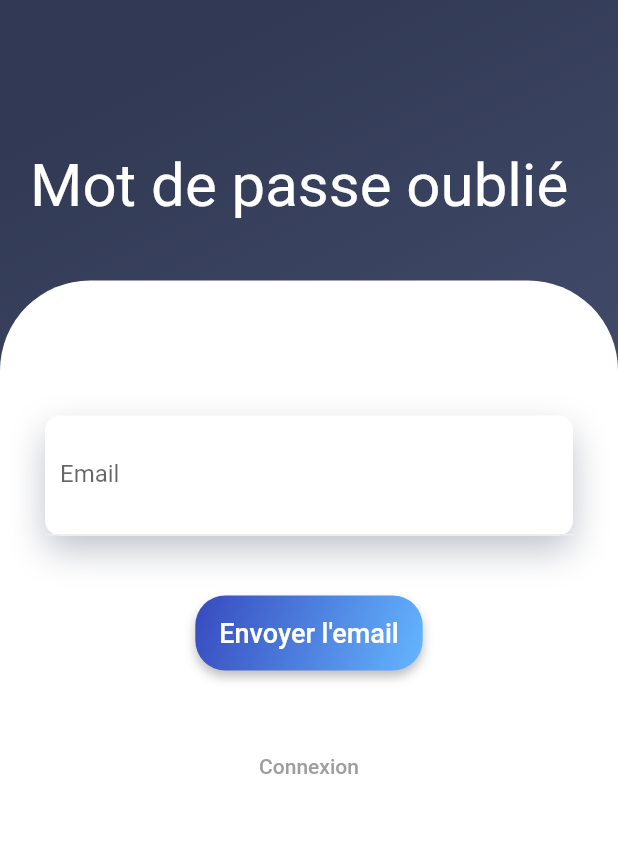
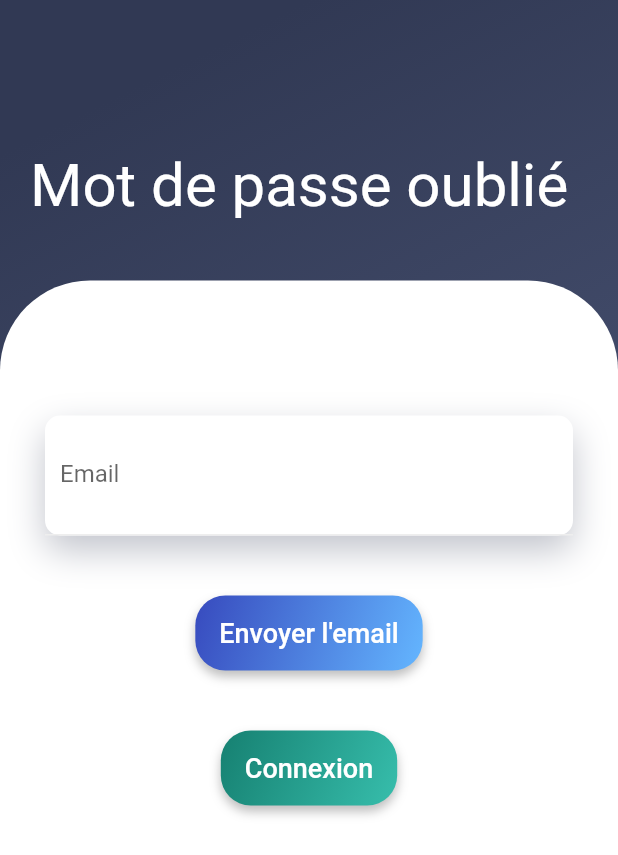
Before and after one commit to unKiwi/blobrain, a Flutter app: the ForgotPassword screen opened directly, on a phone screen of 412 x 824 dp. Shown: the top 855 px of the screen. Run offline on Flutter 3.47's test engine with Material 2 defaults, Android fonts, the phone set to English and light mode, and no system bars; our stand-ins replace audioplayers, flutter_svg, shared_preferences, syncfusion_flutter_gauges; missing offline and left inert: dart:html; accounts and stored records are empty; network calls fail.

Commit message:
new victory song

```diff
--- a/lib/components/admin/create_invite.dart
+++ b/lib/components/admin/create_invite.dart
@@ -148,7 +148,7 @@ class _CreateInviteState extends State<CreateInvite> {
                 controller: nbUserController,
                 decoration: InputDecoration(
                   border: OutlineInputBorder(),
-                  labelText: 'Nombre d\'utilisateur',
+                  labelText: 'Nombre d\'utilisateurs',
                 ),
               ),
             ),
--- a/lib/components/admin/ls_user.dart
+++ b/lib/components/admin/ls_user.dart
@@ -2,7 +2,6 @@ import 'dart:convert';
 
 import 'package:adn2/data/data.dart';
 import 'package:adn2/data/http.dart';
-import 'package:flutter/cupertino.dart';
 import 'package:flutter/material.dart';
 
 class LsUser extends StatefulWidget {
@@ -37,6 +36,8 @@ class _LsUserState extends State<LsUser> {
       _users.add(DataRow(cells: [
         DataCell(Text(user["prenom"] ?? ""),),
         DataCell(Text(user["email"] ?? ""),),
+        DataCell(Text(user["nbGameByDay"].toString() ?? ""),),
+        DataCell(Text('${((user["avgTimeByGrid"]) ~/ 60).toString().padLeft(2, '0')}:${((user["avgTimeByGrid"]) % 60).toString().padLeft(2, '0')}' ?? ""),),
         DataCell(Center(
           child: IconButton(
             onPressed: () {
@@ -55,6 +56,8 @@ class _LsUserState extends State<LsUser> {
             columns: [
               DataColumn(label: Text("Nom")),
               DataColumn(label: Text("Mail")),
+              DataColumn(label: Text("Partie")),
+              DataColumn(label: Text("Temps")),
               DataColumn(label: Text("Supprimer")),
             ],
             rows: _users,
--- a/lib/components/game/grid.dart
+++ b/lib/components/game/grid.dart
@@ -108,7 +108,7 @@ class _Case extends State<Case> {
             return AlertDialog(
               backgroundColor: Style.bgPopup,
               content: Text(
-                "Cette grille n'est plus d'actualité, vous l'avez déjà terminé",
+                "Vous avez déjà fini cette grille",
                 textScaleFactor: 2,
                 style: TextStyle(
                   color: Color.fromARGB(255, 87, 168, 91),
--- a/lib/components/settings.dart
+++ b/lib/components/settings.dart
@@ -90,6 +90,7 @@ class Settings extends StatelessWidget {
                     children: [
                       ElevatedButton(
                         onPressed: () {
+                          Navigator.of(context).pop();
                           Navigator.of(context).pushReplacement(routeTo(Game()));
                         },
                         child: Text("Jouer"),
@@ -97,6 +98,7 @@ class Settings extends StatelessWidget {
                       SizedBox(height: 40,),
                       ElevatedButton(
                         onPressed: () {
+                          Navigator.of(context).pop();
                           Navigator.of(context).pushReplacement(routeTo(Admin()));
                         },
                         child: Text("Mon espace"),
--- a/lib/data/conf.dart
+++ b/lib/data/conf.dart
@@ -1,4 +1,4 @@
 class Conf {
-  static get uri => "https://blobrain.com/api/";
-  static get url => "https://blobrain.com/";
+  static get uri => "https://dev.blobrain.com/api/";
+  static get url => "https://dev.blobrain.com/";
 }
--- a/lib/data/style.dart
+++ b/lib/data/style.dart
@@ -70,3 +70,62 @@ class BtnPrimary extends StatelessWidget {
     );
   }
 }
+
+class BtnSecondary extends StatelessWidget {
+  String text;
+  var onPressed;
+
+  BtnSecondary({Key? key, required this.text, required this.onPressed}) : super(key: key);
+
+  @override
+  Widget build(BuildContext context) {
+    return Container(
+      decoration: BoxDecoration(
+        boxShadow: [
+          BoxShadow(
+              color: Colors.black26, offset: Offset(0, 4), blurRadius: 5.0)
+        ],
+        gradient: LinearGradient(
+          begin: Alignment.topLeft,
+          end: Alignment.bottomRight,
+          stops: [0.0, 1.0],
+          colors: [
+            Color.fromARGB(255, 22, 128, 113), Color.fromARGB(255, 55, 190, 172)
+          ],
+        ),
+        color: Colors.deepPurple.shade300,
+        borderRadius: BorderRadius.circular(20),
+      ),
+      child: ElevatedButton(
+        style: ButtonStyle(
+            shape: MaterialStateProperty.all<RoundedRectangleBorder>(
+              RoundedRectangleBorder(
+                borderRadius: BorderRadius.circular(20.0),
+              ),
+            ),
+            minimumSize: MaterialStateProperty.all(Size(50, 50)),
+            backgroundColor:
+                MaterialStateProperty.all(Colors.transparent),
+            // elevation: MaterialStateProperty.all(3),
+            shadowColor:
+                MaterialStateProperty.all(Colors.transparent),
+                ),
+        onPressed: onPressed,
+        child: Padding(
+          padding: const EdgeInsets.only(
+            top: 10,
+            bottom: 10,
+          ),
+          child: Text(
+            text,
+            style: TextStyle(
+              fontSize: 18,
+              // fontWeight: FontWeight.w700,
+              color: Colors.white,
+            ),
+          ),
+        ),
+      ),
+    );
+  }
+}
--- a/lib/pages/account/forgot_password.dart
+++ b/lib/pages/account/forgot_password.dart
@@ -142,11 +142,11 @@ class _ForgotPassword extends State<ForgotPassword> {
                           sendReq(context);
                         }),
                         SizedBox(height: 40,),
-                        TextButton(
+                        BtnSecondary(
+                          text: "Connexion",
                           onPressed: () {
                             Navigator.of(context).pop();
-                          },
-                          child: Text("Connexion", style: TextStyle(color: Colors.grey),),
+                          }
                         ),
                       ],
                     ),
--- a/lib/pages/account/register.dart
+++ b/lib/pages/account/register.dart
@@ -272,11 +272,11 @@ class _Register extends State<Register> {
                           }
                         }),
                         SizedBox(height: 40,),
-                        TextButton(
+                        BtnSecondary(
+                          text: "Connexion",
                           onPressed: () {
                             Navigator.of(context).pop();
-                          },
-                          child: Text("Connexion", style: TextStyle(color: Colors.grey),),
+                          }
                         ),
                       ],
                     ),
--- a/lib/pages/ps_work/admin.dart
+++ b/lib/pages/ps_work/admin.dart
@@ -62,7 +62,7 @@ class _AdminState extends State<Admin> {
             icon: Icon(Icons.settings),
             onPressed: () {
               setState(() {
-                Navigator.of(context).pushReplacement(routeTo(Settings()));
+                Navigator.of(context).push(routeTo(Settings()));
               });
             },
           )
```
Also changed, not shown: lib/pages/account/login.dart (+7 -7 lines), lib/pages/ps_work/admin copy.dart (deleted, +0 -90 lines), 7 other files.
